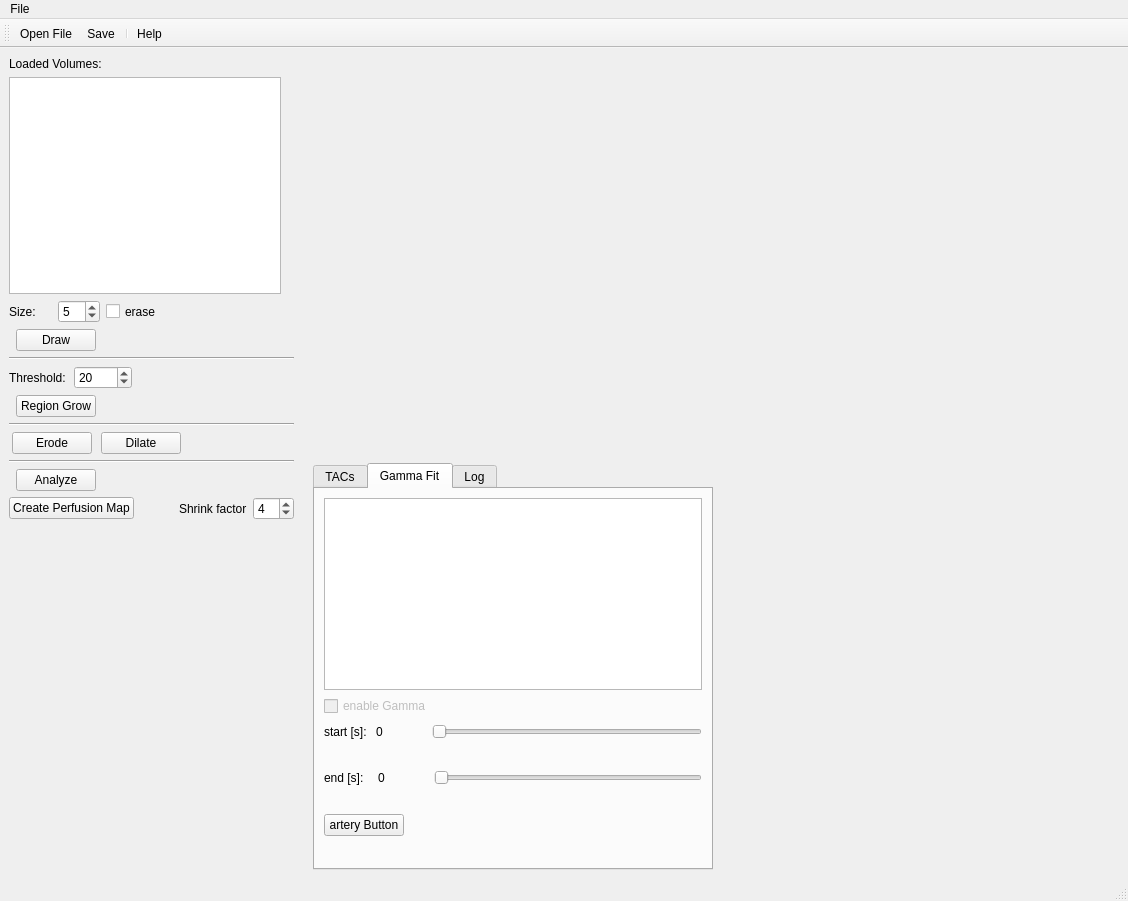
This is main/KardioPerfusion.ui in CardiacImagingCharite/CardiacPerfusion as Qt 5 draws it before an edit. The edited form follows.
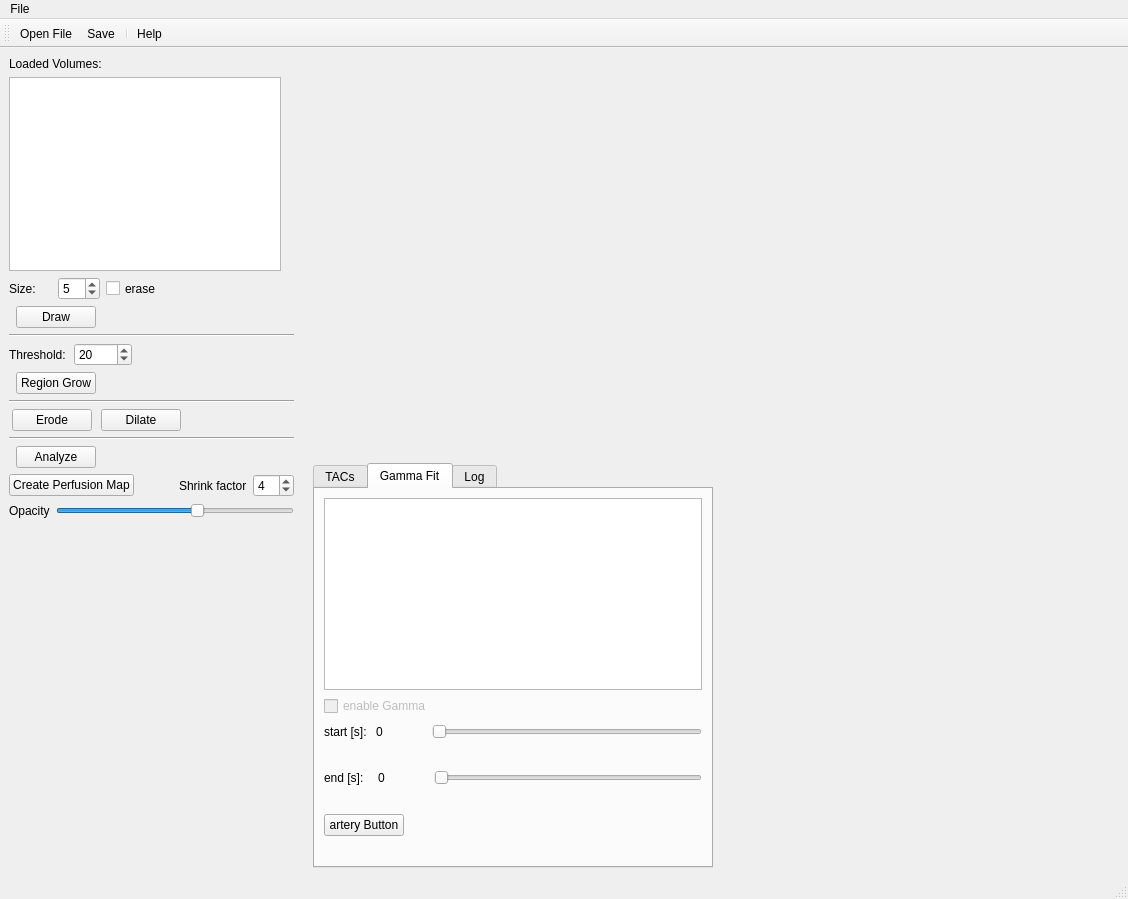
This is the edited form. The open tabs and pages were chosen to show the change. Icons and pictures are not drawn. Custom widgets are drawn as their Qt base class.

Patch:
```diff
--- a/main/KardioPerfusion.ui
+++ b/main/KardioPerfusion.ui
@@ -7,7 +7,7 @@
     <x>0</x>
     <y>0</y>
     <width>1128</width>
-    <height>901</height>
+    <height>899</height>
    </rect>
   </property>
   <property name="windowTitle">
@@ -28,7 +28,7 @@
     <item>
      <layout class="QVBoxLayout" name="verticalLayout_6" stretch="0,0">
       <property name="sizeConstraint">
-       <enum>QLayout::SetMinimumSize</enum>
+       <enum>QLayout::SetMaximumSize</enum>
       </property>
       <property name="leftMargin">
        <number>0</number>
@@ -500,6 +500,36 @@
           </item>
          </layout>
         </item>
+        <item>
+         <layout class="QHBoxLayout" name="horizontalLayout_13">
+          <item>
+           <widget class="QLabel" name="label_7">
+            <property name="text">
+             <string>Opacity</string>
+            </property>
+           </widget>
+          </item>
+          <item>
+           <widget class="QSlider" name="slider_opacity">
+            <property name="maximum">
+             <number>10</number>
+            </property>
+            <property name="singleStep">
+             <number>1</number>
+            </property>
+            <property name="pageStep">
+             <number>1</number>
+            </property>
+            <property name="value">
+             <number>6</number>
+            </property>
+            <property name="orientation">
+             <enum>Qt::Horizontal</enum>
+            </property>
+           </widget>
+          </item>
+         </layout>
+        </item>
        </layout>
       </item>
       <item>
@@ -526,7 +556,7 @@
        <enum>Qt::Horizontal</enum>
       </property>
       <property name="sizeType">
-       <enum>QSizePolicy::Fixed</enum>
+       <enum>QSizePolicy::MinimumExpanding</enum>
       </property>
       <property name="sizeHint" stdset="0">
        <size>
```
Left out of the diff: 41 changed lines with no effect on the pictures.
